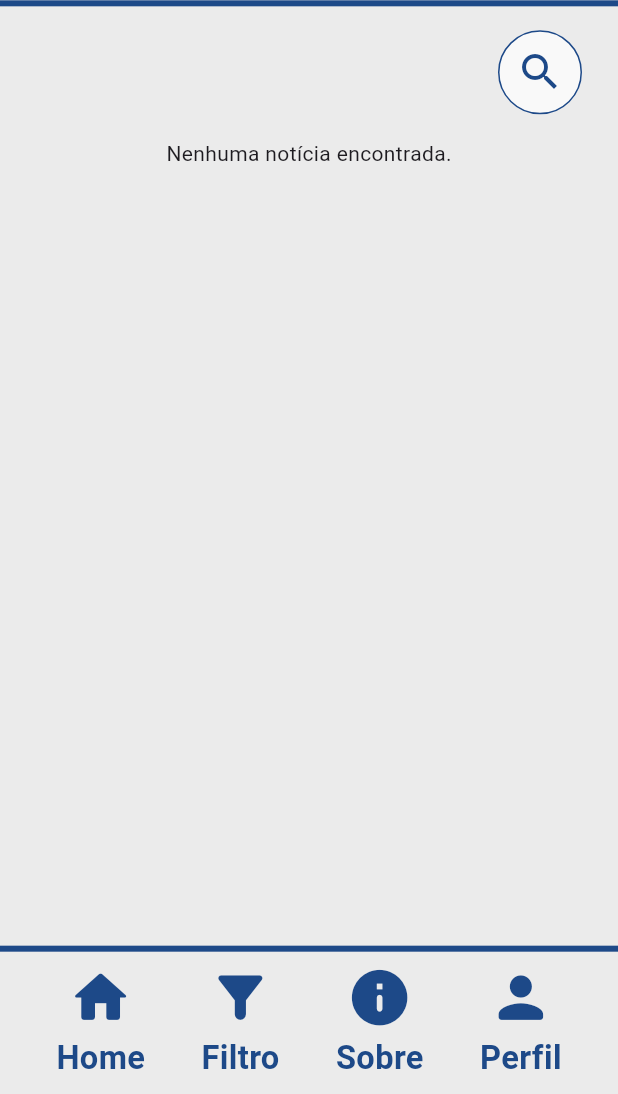
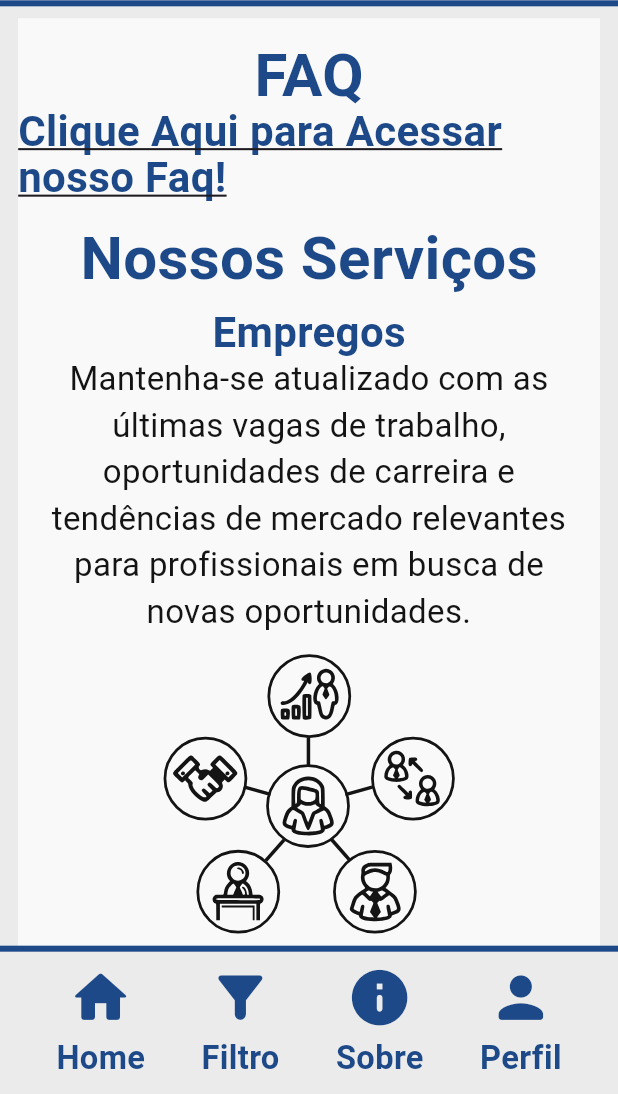
Before and after one commit to GWI-News/Semestre5-Mobile, a Flutter app: the screen it shows after launch, after a tap on "Sobre", on a phone screen of 412 x 824 dp, the part 142-1236 px from its top. Run offline on Flutter 3.47's test engine with Material 3 defaults, Android fonts, the light colour scheme and no system bars; our stand-ins replace cloud_firestore, firebase_core, flutter_svg; accounts and stored records are empty.

Commit message:
feat: Add About Us page with team and services sections
- Implemented About Us page layout with dynamic content based on screen size.
- Added sections for FAQs, services offered, and team members.
- Included responsive design elements for better user experience on different devices.
- Integrated navigation to FAQ page and external links for team members' contact information.
- Utilized SVG assets for service illustrations and team member images.

```diff
--- a/semestre5_mobile/lib/main.dart
+++ b/semestre5_mobile/lib/main.dart
@@ -1,6 +1,7 @@
 import 'package:flutter/material.dart';
 import 'package:firebase_core/firebase_core.dart';
 import 'package:semestre5_mobile/pages/news_dashboard_page.dart';
+import 'package:semestre5_mobile/pages/about_us_page.dart'; // Adicione este import
 import 'firebase_options.dart';
 
 void main() async {
@@ -21,6 +22,7 @@ class MyApp extends StatelessWidget {
       routes: {
         '/': (context) => const NewsDashboardPage(),
         '/home': (context) => const NewsDashboardPage(),
+        '/about': (context) => const AboutUsPage(), // Adicione esta linha
       },
     );
   }
--- /dev/null
+++ b/semestre5_mobile/lib/pages/about_us_page.dart
@@ -0,0 +1,426 @@
+import 'package:flutter/material.dart';
+import 'package:flutter_svg/flutter_svg.dart';
+import 'package:semestre5_mobile/widgets/header.dart';
+import 'package:semestre5_mobile/widgets/navbar.dart';
+import 'package:semestre5_mobile/widgets/news_filter.dart'; // Import do filtro
+
+class AboutUsPage extends StatefulWidget {
+  const AboutUsPage({super.key});
+
+  @override
+  State<AboutUsPage> createState() => _AboutUsPageState();
+}
+
+class _AboutUsPageState extends State<AboutUsPage> {
+  bool _showNewsFilter = false;
+
+  @override
+  Widget build(BuildContext context) {
+    final double width = MediaQuery.of(context).size.width;
+    final double height = MediaQuery.of(context).size.height;
+
+    double contentWidth;
+    if (width >= 992) {
+      contentWidth = width * 0.8;
+    } else if (width >= 576) {
+      contentWidth = width * 0.9;
+    } else {
+      contentWidth = width;
+    }
+
+    final double headerHeight = height * 0.12;
+    final double navbarHeight = height * 0.12;
+
+    double image1Width = width > 576 ? width * 0.35 : width * 0.65;
+    double image2Width = width > 576 ? width * 0.20 : width * 0.50;
+
+    TextStyle h1Style = const TextStyle(
+      fontSize: 40,
+      color: Color(0xFF1D4988),
+      fontWeight: FontWeight.bold,
+      height: 1.1,
+    );
+    TextStyle h2Style = const TextStyle(
+      fontSize: 28,
+      color: Color(0xFF1D4988),
+      fontWeight: FontWeight.w600,
+      height: 1.1,
+    );
+    TextStyle pStyle = const TextStyle(
+      color: Color(0xFF141414),
+      fontSize: 22,
+      height: 1.4,
+      fontWeight: FontWeight.w400,
+    );
+    TextStyle linkStyle = pStyle.copyWith(
+      color: const Color(0xFF1D4988),
+      decoration: TextDecoration.underline,
+      fontWeight: FontWeight.w500,
+    );
+
+    return Scaffold(
+      backgroundColor: const Color(0xFFEBEBEB),
+      body: Stack(
+        children: [
+          // Conteúdo principal com padding dinâmico para header/navbar
+          SingleChildScrollView(
+            child: Center(
+              child: Container(
+                // Adiciona espaçamento de 8px no topo e base do container principal
+                padding: EdgeInsets.only(
+                  left: 12,
+                  right: 12,
+                  top: headerHeight + 8,
+                  bottom: (width < 576 ? navbarHeight : 0) + 8,
+                ),
+                width: contentWidth,
+                child: Container(
+                  color: const Color(0xFFF9F9F9),
+                  child: Column(
+                    crossAxisAlignment: CrossAxisAlignment.center,
+                    children: [
+                      // FAQ
+                      Container(
+                        width: double.infinity,
+                        padding: const EdgeInsets.only(top: 16),
+                        child: Column(
+                          children: [
+                            Text('FAQ', style: h1Style),
+                            GestureDetector(
+                              onTap: () {
+                                Navigator.pushNamed(context, '/Faq');
+                              },
+                              child: Text(
+                                'Clique Aqui para Acessar nosso Faq!',
+                                style: h2Style.copyWith(
+                                  decoration: TextDecoration.underline,
+                                  color: const Color(0xFF1D4988),
+                                ),
+                              ),
+                            ),
+                          ],
+                        ),
+                      ),
+                      const SizedBox(height: 16),
+                      // Nossos Serviços
+                      Container(
+                        width: double.infinity,
+                        padding: EdgeInsets.zero,
+                        child: Column(
+                          children: [
+                            Text('Nossos Serviços', style: h1Style),
+                            const SizedBox(height: 12),
+                            _ServiceSection(
+                              title: 'Empregos',
+                              description:
+                                  'Mantenha-se atualizado com as últimas vagas de trabalho, oportunidades de carreira e '
+                                  'tendências de mercado relevantes para profissionais em busca de novas oportunidades.',
+                              imagePath: 'assets/art_empregos.svg',
+                              imageWidth: image1Width,
+                              pStyle: pStyle,
+                              h2Style: h2Style,
+                            ),
+                            _ServiceSection(
+                              title: 'Educação',
+                              description:
+                                  'Esteja atualizado sobre as tendências e novidades na área da educação, desde avanços na tecnologia educacional até '
+                                  'programas educacionais inovadores.',
+                              imagePath: 'assets/art_educacao.svg',
+                              imageWidth: image1Width,
+                              pStyle: pStyle,
+                              h2Style: h2Style,
+                            ),
+                            _ServiceSection(
+                              title: 'Esportes',
+                              description:
+                                  'Esteja no centro da ação esportiva com nosso serviço de divulgação de notícias esportivas e desfrute de uma experiência envolvente e informativa que o manterá à frente do jogo.',
+                              imagePath: 'assets/art_esportes.svg',
+                              imageWidth: image1Width,
+                              pStyle: pStyle,
+                              h2Style: h2Style,
+                            ),
+                            _ServiceSection(
+                              title: 'Entretenimento',
+                              description:
+                                  'Mantenha-se atualizado sobre lançamentos de filmes e séries e até mesmo shows e concertos exibidos na região, trazemos informações exclusivas, entrevistas com artistas, críticas e recomendações para que você.',
+                              imagePath: 'assets/art_entretenimento.svg',
+                              imageWidth: image1Width,
+                              pStyle: pStyle,
+                              h2Style: h2Style,
+                            ),
+                            _ServiceSection(
+                              title: 'Economia',
+                              description:
+                                  'Descubra insights valiosos e navegue pelo mundo dos negócios com confiança e conhecimento. '
+                                  'Seja você um investidor, empreendedor ou profissional buscando compreender os desafios e oportunidades da economia atual, nosso serviço é a sua fonte confiável de informações.',
+                              imagePath: 'assets/art_economia.svg',
+                              imageWidth: image1Width,
+                              pStyle: pStyle,
+                              h2Style: h2Style,
+                            ),
+                          ],
+                        ),
+                      ),
+                      const SizedBox(height: 16),
+                      // Nossa Equipe
+                      Container(
+                        width: double.infinity,
+                        padding: EdgeInsets.zero,
+                        child: Column(
+                          children: [
+                            Text('Nossa Equipe', style: h1Style),
+                            const SizedBox(height: 12),
+                            _TeamMember(
+                              name: 'Carlos Ramos - Desenvolvedor FrontEnd',
+                              imagePath: 'assets/carlos.jpg',
+                              imageWidth: image2Width,
+                              description:
+                                  'Tenho 19 anos, e atualmente estou cursando faculdade de desenvolvimento de software.',
+                              email: 'botelhoramos01@gmail.com',
+                              linkedin:
+                                  'https://www.linkedin.com/in/carlos-eduardo-ramos-422985265?utm_source=share&utm_campaign=share_via&utm_content=profile&utm_medium=android_app',
+                              github: 'https://github.com/carloosramos',
+                              pStyle: pStyle,
+                              h2Style: h2Style,
+                              linkStyle: linkStyle,
+                            ),
+                            _TeamMember(
+                              name: 'Gabriel Fecchio - Arquiteto de Software',
+                              imagePath: 'assets/gabriel.jpg',
+                              imageWidth: image2Width,
+                              description:
+                                  'Tenho 19 anos, sou formado como técnico em administração e atualmente estou cursando faculdade de desenvolvimento de software.',
+                              email: 'gabriellarocca0@gmail.com',
+                              linkedin:
+                                  'https://linkedin.com/in/gabriel-f-p-larocca/',
+                              github: 'https://github.com/GabrielFePL',
+                              pStyle: pStyle,
+                              h2Style: h2Style,
+                              linkStyle: linkStyle,
+                            ),
+                            _TeamMember(
+                              name: 'Lucas Malachias - Engenheiro de Negócio',
+                              imagePath: 'assets/lucas.jpg',
+                              imageWidth: image2Width,
+                              description:
+                                  'Tenho 22 anos, estou cursando desenvolvimento de software multiplataforma na Fatec Matão.',
+                              email: 'contato.lmvieira@gmail.com',
+                              linkedin:
+                                  'https://www.linkedin.com/in/lucas-malachias-vieira-066856288/',
+                              github: 'https://github.com/LMVieira2',
+                              pStyle: pStyle,
+                              h2Style: h2Style,
+                              linkStyle: linkStyle,
+                            ),
+                            _TeamMember(
+                              name: 'Sophia Tavares - Desenvolvedora Backend',
+                              imagePath: 'assets/sophia.jpg',
+                              imageWidth: image2Width,
+                              description:
+                                  'Tenho 19 anos, sou formada como técnico em administração e atualmente estou cursando faculdade de desenvolvimento de software.',
+                              email: 'contato.lmvieira@gmail.com',
+                              linkedin:
+                                  'https://www.linkedin.com/in/lucas-malachias-vieira-066856288/',
+                              github: 'https://github.com/LMVieira2',
+                              pStyle: pStyle,
+                              h2Style: h2Style,
+                              linkStyle: linkStyle,
+                            ),
+                            _TeamMember(
+                              name:
+                                  'Felipe Donizeti - Assegurador de Qualidade e Testador',
+                              imagePath: 'assets/donizeti.jpg',
+                              imageWidth: image2Width,
+                              description:
+                                  'Tenho 32 anos, estou cursando Desenvolvimento de Software Multilataforma na Fatec Matão, minha função no Projeto GWI News é QA e Tester.',
+                              email: 'contato.lmvieira@gmail.com',
+                              linkedin:
+                                  'https://www.linkedin.com/in/lucas-malachias-vieira-066856288/',
+                              github: 'https://github.com/LMVieira2',
+                              pStyle: pStyle,
+                              h2Style: h2Style,
+                              linkStyle: linkStyle,
+                            ),
+                          ],
+                        ),
+                      ),
+                    ],
+                  ),
+                ),
+              ),
+            ),
+          ),
+          // NewsFilter sobre o conteúdo, com z-index elevado
+          if (_showNewsFilter)
+            Positioned(
+              left: 0,
+              right: 0,
+              top: width > 576 ? navbarHeight : null,
+              bottom: width <= 576 ? navbarHeight : null,
+              child: NewsFilter(
+                showOffcanvas: true,
+                onClose: () {
+                  setState(() {
+                    _showNewsFilter = false;
+                  });
+                },
+              ),
+            ),
+          // Passe o callback para o Navbar
+          Navbar(
+            onFilterTap: () {
+              setState(() {
+                _showNewsFilter = true;
+              });
+            },
+          ),
+          const Header(),
+        ],
+      ),
+    );
+  }
+}
+
+class _ServiceSection extends StatelessWidget {
+  final String title;
+  final String description;
+  final String imagePath;
+  final double imageWidth;
+  final TextStyle pStyle;
+  final TextStyle h2Style;
+
+  const _ServiceSection({
+    required this.title,
+    required this.description,
+    required this.imagePath,
+    required this.imageWidth,
+    required this.pStyle,
+    required this.h2Style,
+  });
+
+  @override
+  Widget build(BuildContext context) {
+    return Container(
+      margin: const EdgeInsets.only(bottom: 16),
+      child: Column(
+        children: [
+          Text(title, style: h2Style),
+          Padding(
+            padding: const EdgeInsets.symmetric(horizontal: 8.0),
+            child: Text(
+              description,
+              style: pStyle,
+              textAlign: TextAlign.center,
+            ),
+          ),
+          const SizedBox(height: 12),
+          imagePath.endsWith('.svg')
+              ? SizedBox(
+                width: imageWidth,
+                child: SvgPicture.asset(imagePath, fit: BoxFit.contain),
+              )
+              : SizedBox(
+                width: imageWidth,
+                child: Image.asset(imagePath, fit: BoxFit.cover),
+              ),
+          const SizedBox(height: 8),
+        ],
+      ),
+    );
+  }
+}
+
+class _TeamMember extends StatelessWidget {
+  final String name;
+  final String imagePath;
+  final double imageWidth;
+  final String description;
+  final String email;
+  final String linkedin;
+  final String github;
+  final TextStyle pStyle;
+  final TextStyle h2Style;
+  final TextStyle linkStyle;
+
+  const _TeamMember({
+    required this.name,
+    required this.imagePath,
+    required this.imageWidth,
+    required this.description,
+    required this.email,
+    required this.linkedin,
+    required this.github,
+    required this.pStyle,
+    required this.h2Style,
+    required this.linkStyle,
+  });
+
+  @override
+  Widget build(BuildContext context) {
+    return Container(
+      margin: const EdgeInsets.only(bottom: 24),
+      // Removido o BoxDecoration com border
+      child: Column(
+        children: [
+          Text(name, style: h2Style, textAlign: TextAlign.center),
+          const SizedBox(height: 8),
+          ClipOval(
+            child: Image.asset(
+              imagePath,
+              width: imageWidth,
+              height: imageWidth,
+              fit: BoxFit.cover,
+            ),
+          ),
+          const SizedBox(height: 12),
+          Text(description, style: pStyle, textAlign: TextAlign.center),
+          const SizedBox(height: 8),
+          Text(
+            'Entre em Contato:',
+            style: pStyle.copyWith(fontWeight: FontWeight.bold),
+          ),
+          const SizedBox(height: 4),
+          Wrap(
+            alignment: WrapAlignment.center,
+            spacing: 16,
+            children: [
+              _ContactLink(
+                url: 'mailto:$email',
+                label: 'E-mail',
+                style: linkStyle,
+              ),
+              _ContactLink(url: linkedin, label: 'Linkedin', style: linkStyle),
+              _ContactLink(url: github, label: 'GitHub', style: linkStyle),
+            ],
+          ),
+        ],
+      ),
+    );
+  }
+}
+
+class _ContactLink extends StatelessWidget {
+  final String url;
+  final String label;
+  final TextStyle style;
+
+  const _ContactLink({
+    required this.url,
+    required this.label,
+    required this.style,
+  });
+
+  @override
+  Widget build(BuildContext context) {
+    return MouseRegion(
+      cursor: SystemMouseCursors.click,
+      child: GestureDetector(
+        onTap: () async {
+          // Para links externos, use url_launcher
+          // Exemplo: await launchUrl(Uri.parse(url));
+        },
+        child: Text(label, style: style),
+      ),
+    );
+  }
+}
--- a/semestre5_mobile/lib/widgets/navbar.dart
+++ b/semestre5_mobile/lib/widgets/navbar.dart
@@ -91,7 +91,9 @@ class Navbar extends StatelessWidget {
             _NavbarIcon(
               icon: Icons.info_rounded,
               label: 'Sobre',
-              onTap: () {},
+              onTap: () {
+                Navigator.of(context).pushNamed('/about');
+              },
               iconSize: iconSize,
               labelFontSize: labelFontSize,
               verticalPadding: itemVerticalPadding,
```
Also changed, not shown: semestre5_mobile/pubspec.yaml (+10 -0 lines), semestre5_mobile/assets/art_economia.svg (added), semestre5_mobile/assets/art_educacao.svg (added), semestre5_mobile/assets/art_empregos.svg (added), semestre5_mobile/assets/art_entretenimento.svg (added), semestre5_mobile/assets/art_esportes.svg (added), semestre5_mobile/assets/carlos.jpg (added), semestre5_mobile/assets/donizeti.jpg (added), semestre5_mobile/assets/gabriel.jpg (added), semestre5_mobile/assets/lucas.jpg (added), semestre5_mobile/assets/sophia.jpg (added).
